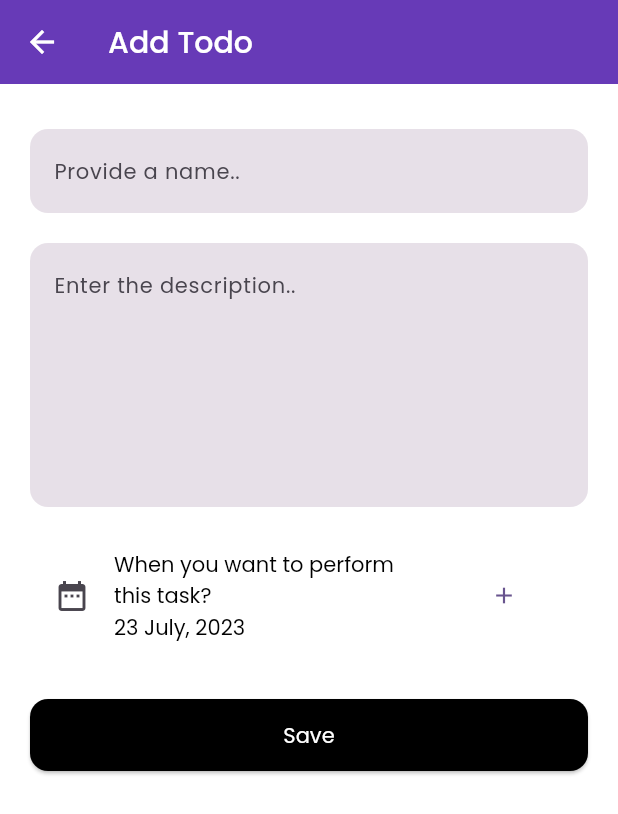
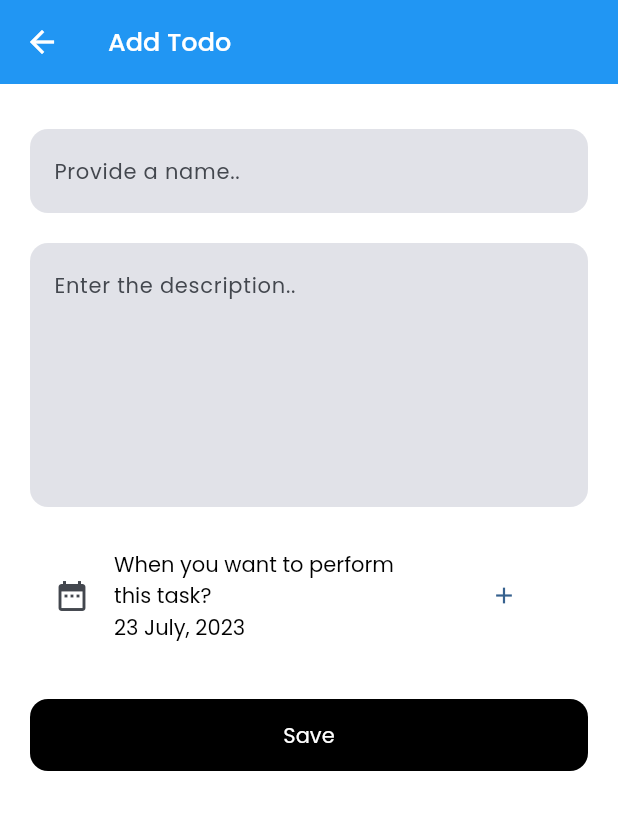
Before and after one commit to alvisjerome/todo-flutter-firebase, a Flutter app: the HomePage screen opened directly, after a tap on the "add" icon, on a phone screen of 412 x 824 dp. Shown: the top 814 px of the screen. Run offline on Flutter 3.47's test engine with Material 2 defaults, Android fonts, the phone set to English and light mode, and no system bars; our stand-ins replace google_fonts.

Commit message:
added date-picker

```diff
--- a/lib/app/modules/home/presentation/pages/home_page.dart
+++ b/lib/app/modules/home/presentation/pages/home_page.dart
@@ -15,7 +15,7 @@ class HomePage extends StatelessWidget {
         centerTitle: true,
         title: const CustomText(
           value: "Todos",
-          fontSize: 20,
+          fontSize: 17,
           fontWeight: FontWeight.w500,
           color: AppTheme.white,
         ),
@@ -25,7 +25,7 @@ class HomePage extends StatelessWidget {
                 Navigator.pushNamed(context, AppPaths.profile);
               },
               icon: const Icon(
-                Icons.person,
+                Icons.account_circle,
               ))
         ],
       ),
--- a/lib/app/modules/todo/presentation/pages/todo_page.dart
+++ b/lib/app/modules/todo/presentation/pages/todo_page.dart
@@ -1,3 +1,4 @@
+import 'package:app/app/widgets/custom_date_picker.dart';
 import 'package:app/app/widgets/custom_text.dart';
 import 'package:flutter/material.dart';
 
@@ -13,7 +14,7 @@ class TodoPage extends StatelessWidget {
         appBar: AppBar(
           title: const CustomText(
             value: "Add Todo",
-            fontSize: 20,
+            fontSize: 17,
             fontWeight: FontWeight.w500,
             color: AppTheme.white,
           ),
@@ -56,16 +57,14 @@ class TodoPage extends StatelessWidget {
                   ),
                 ),
                 ListTile(
-                  leading: const Icon(Icons.date_range),
-                  title: const CustomText(
-                    value: "When you want to perform this task?",
-                  ),
-                  subtitle: const CustomText(value: "23 July, 2023"),
-                  trailing: TextButton(
-                    onPressed: () {},
-                    child: const Icon(Icons.add),
-                  ),
-                ),
+                    leading: const Icon(Icons.date_range),
+                    title: const CustomText(
+                      value: "When you want to perform this task?",
+                    ),
+                    subtitle: const CustomText(value: "23 July, 2023"),
+                    trailing: CustomDatePicker(
+                      onDateSelected: (value) {},
+                    )),
                 const SizedBox(
                   height: 30,
                 ),
--- /dev/null
+++ b/lib/app/widgets/custom_date_picker.dart
@@ -0,0 +1,35 @@
+import 'package:flutter/material.dart';
+
+class CustomDatePicker extends StatefulWidget {
+  final Function(DateTime) onDateSelected;
+  const CustomDatePicker({super.key, required this.onDateSelected});
+
+  @override
+  State<CustomDatePicker> createState() => _CustomDatePickerState();
+}
+
+class _CustomDatePickerState extends State<CustomDatePicker> {
+  final currentDate = DateTime.now();
+  final lastDate = DateTime(2100);
+
+  Future<void> _selectDate(BuildContext context) async {
+    final picked = await showDatePicker(
+      context: context,
+      initialDate: currentDate,
+      firstDate: currentDate,
+      lastDate: lastDate,
+    );
+
+    if (picked != null) {
+      widget.onDateSelected(picked);
+    }
+  }
+
+  @override
+  Widget build(BuildContext context) {
+    return TextButton(
+      onPressed: () => _selectDate(context),
+      child: const Icon(Icons.add),
+    );
+  }
+}
--- a/lib/app/widgets/primary_button.dart
+++ b/lib/app/widgets/primary_button.dart
@@ -23,6 +23,7 @@ class PrimaryButton extends StatelessWidget {
   Widget build(BuildContext context) {
     return ElevatedButton(
       style: ElevatedButton.styleFrom(
+          elevation: 0.0,
           shape:
               RoundedRectangleBorder(borderRadius: BorderRadius.circular(12)),
           backgroundColor: color ?? AppTheme.black,
--- a/lib/core/theme/app_theme.dart
+++ b/lib/core/theme/app_theme.dart
@@ -2,12 +2,13 @@ import 'package:flutter/material.dart';
 import 'package:google_fonts/google_fonts.dart';
 
 final class AppTheme {
-  static const primaryColor = Colors.deepPurple;
+  static const primaryColor = Colors.blue;
   static const white = Colors.white;
   static const black = Colors.black;
   static const lightPink = Color(0xFFF8E8EE);
   static const tealGreen = Color(0xff2E8A99);
   static const deepRed = Color(0xFFCD1818);
+  static const deepBrown = Color(0xFF2B2730);
 
   static ThemeData appTheme(BuildContext context) => ThemeData(
         scaffoldBackgroundColor: white,
@@ -20,7 +21,6 @@ final class AppTheme {
       );
 
   //fonts
-
   static final poppins = GoogleFonts.poppins();
 }
 
```
Also changed, not shown: lib/app/modules/profile/presentation/pages/profile_page.dart (+5 -11 lines).
